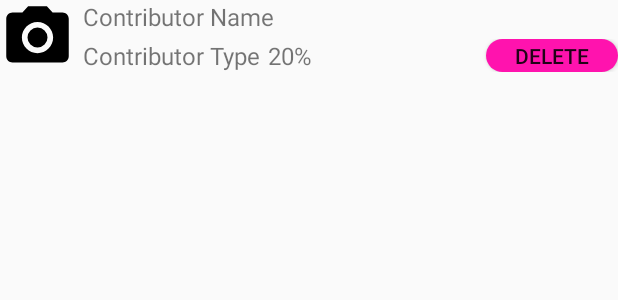
After one commit to HitStreamr/BETA-app, an Android app: the layout activity_contributor_listview.xml on its own in the app's theme, with its tools: preview values and no code run, on a phone screen of 412 x 824 dp. The commit adds this screen. Shown: the top 300 px of the screen. Run offline under Robolectric (Android 15) with nearby library versions, the phone set to English and light mode, and no system bars.

Commit message:
Adding Contributors

```diff
--- /dev/null
+++ b/app/src/main/res/layout/activity_contributor_listview.xml
@@ -0,0 +1,83 @@
+<?xml version="1.0" encoding="utf-8"?>
+<LinearLayout xmlns:android="http://schemas.android.com/apk/res/android"
+    android:layout_width="match_parent"
+    android:layout_height="?android:attr/listPreferredItemHeight">
+
+    <LinearLayout
+        android:layout_width="match_parent"
+        android:layout_height="wrap_content"
+        android:orientation="horizontal">
+
+        <ImageView
+            android:id="@+id/icon"
+            android:layout_width="50dp"
+            android:layout_height="50dp"
+            android:layout_marginEnd="5dp"
+            android:src="@drawable/ic_camera" />
+
+        <LinearLayout
+            android:layout_width="fill_parent"
+            android:layout_height="wrap_content"
+            android:orientation="vertical">
+
+            <TextView
+                android:id="@+id/firstLine"
+                android:layout_width="fill_parent"
+                android:layout_height="26dp"
+                android:text="Contributor Name"
+                android:textSize="16sp"/>
+
+            <LinearLayout
+                android:layout_width="match_parent"
+                android:layout_height="wrap_content"
+                android:orientation="horizontal">
+
+                <TextView
+                    android:id="@+id/secondLine"
+                    android:layout_width="wrap_content"
+                    android:layout_height="match_parent"
+                    android:layout_marginEnd="5dp"
+                    android:gravity="center_vertical"
+                    android:text="Contributor Type"
+                    android:textSize="16sp" />
+
+                <TextView
+                    android:id="@+id/thirdLine"
+                    android:layout_width="wrap_content"
+                    android:layout_height="wrap_content"
+                    android:gravity="center_vertical"
+                    android:text="20"
+                    android:textSize="16sp" />
+
+                <TextView
+                    android:id="@+id/FourthLine"
+                    android:layout_width="wrap_content"
+                    android:layout_height="wrap_content"
+                    android:layout_marginEnd="5dp"
+                    android:gravity="center_vertical"
+                    android:text="%"
+                    android:textSize="16sp" />
+
+                <LinearLayout
+                    android:layout_width="fill_parent"
+                    android:layout_height="match_parent"
+                    android:gravity="end"
+                    android:orientation="horizontal">
+
+                    <Button
+                        android:id="@+id/deleteContributor"
+                        android:layout_width="wrap_content"
+                        android:layout_height="wrap_content"
+                        android:background="@drawable/button1"
+                        android:text="delete"/>
+
+                </LinearLayout>
+            </LinearLayout>
+
+
+        </LinearLayout>
+
+    </LinearLayout>
+
+
+</LinearLayout>
```
Also changed, not shown: app/src/main/java/com/hitstreamr/hitstreamrbeta/Contributor.java (added, +40 -0 lines), app/src/main/java/com/hitstreamr/hitstreamrbeta/VideoUploadActivity.java (+96 -26 lines), app/src/main/java/com/hitstreamr/hitstreamrbeta/contributorAdapter.java (added, +67 -0 lines), app/src/main/res/layout/activity_video_upload.xml (+8 -2 lines).
